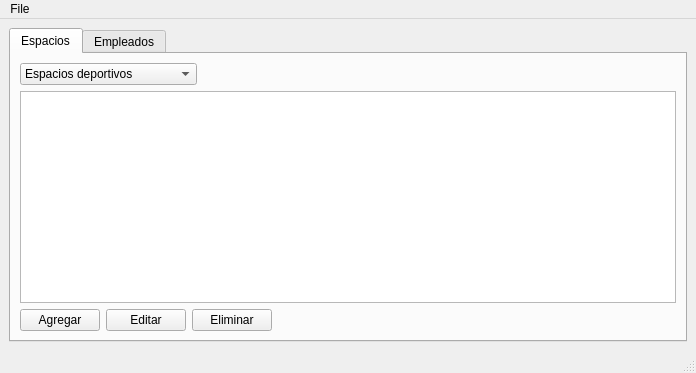
stsewd/polideportivo, file adminmainwindow.ui: the form before one commit.
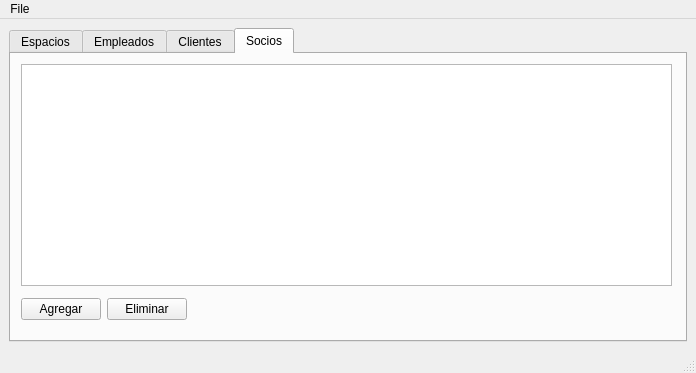
The form after the commit.

Commit message: Ventana administador

```diff
--- a/adminmainwindow.ui
+++ b/adminmainwindow.ui
@@ -18,7 +18,7 @@
     <item row="0" column="0">
      <widget class="QTabWidget" name="tabWidget">
       <property name="currentIndex">
-       <number>0</number>
+       <number>3</number>
       </property>
       <widget class="QWidget" name="tabEspacios">
        <attribute name="title">
@@ -36,13 +36,6 @@
               </property>
              </widget>
             </item>
-            <item>
-             <widget class="QPushButton" name="editarEspacioBtn">
-              <property name="text">
-               <string>Editar</string>
-              </property>
-             </widget>
-            </item>
             <item>
              <widget class="QPushButton" name="eliminarEspacioBtn">
               <property name="text">
@@ -155,6 +148,125 @@
         </item>
        </layout>
       </widget>
+      <widget class="QWidget" name="tabClientes">
+       <attribute name="title">
+        <string>Clientes</string>
+       </attribute>
+       <widget class="QWidget" name="layoutWidget">
+        <property name="geometry">
+         <rect>
+          <x>10</x>
+          <y>240</y>
+          <width>651</width>
+          <height>31</height>
+         </rect>
+        </property>
+        <layout class="QHBoxLayout" name="horizontalLayout_5">
+         <item>
+          <widget class="QPushButton" name="eliminarClienteBtn">
+           <property name="text">
+            <string>Eliminar</string>
+           </property>
+          </widget>
+         </item>
+         <item>
+          <spacer name="horizontalSpacer_4">
+           <property name="orientation">
+            <enum>Qt::Horizontal</enum>
+           </property>
+           <property name="sizeHint" stdset="0">
+            <size>
+             <width>40</width>
+             <height>20</height>
+            </size>
+           </property>
+          </spacer>
+         </item>
+        </layout>
+       </widget>
+       <widget class="QTableWidget" name="clientesTable">
+        <property name="geometry">
+         <rect>
+          <x>10</x>
+          <y>10</y>
+          <width>651</width>
+          <height>222</height>
+         </rect>
+        </property>
+        <property name="editTriggers">
+         <set>QAbstractItemView::NoEditTriggers</set>
+        </property>
+        <property name="selectionMode">
+         <enum>QAbstractItemView::SingleSelection</enum>
+        </property>
+        <property name="selectionBehavior">
+         <enum>QAbstractItemView::SelectRows</enum>
+        </property>
+       </widget>
+      </widget>
+      <widget class="QWidget" name="tabSocios">
+       <attribute name="title">
+        <string>Socios</string>
+       </attribute>
+       <widget class="QTableWidget" name="sociosTable">
+        <property name="geometry">
+         <rect>
+          <x>10</x>
+          <y>10</y>
+          <width>651</width>
+          <height>222</height>
+         </rect>
+        </property>
+        <property name="editTriggers">
+         <set>QAbstractItemView::NoEditTriggers</set>
+        </property>
+        <property name="selectionMode">
+         <enum>QAbstractItemView::SingleSelection</enum>
+        </property>
+        <property name="selectionBehavior">
+         <enum>QAbstractItemView::SelectRows</enum>
+        </property>
+       </widget>
+       <widget class="QWidget" name="layoutWidget_2">
+        <property name="geometry">
+         <rect>
+          <x>10</x>
+          <y>240</y>
+          <width>651</width>
+          <height>31</height>
+         </rect>
+        </property>
+        <layout class="QHBoxLayout" name="horizontalLayout_6">
+         <item>
+          <widget class="QPushButton" name="agregarSocioBtn">
+           <property name="text">
+            <string>Agregar</string>
+           </property>
+          </widget>
+         </item>
+         <item>
+          <widget class="QPushButton" name="eliminarSocioBtn">
+           <property name="text">
+            <string>Eliminar</string>
+           </property>
+          </widget>
+         </item>
+         <item>
+          <spacer name="horizontalSpacer_5">
+           <property name="orientation">
+            <enum>Qt::Horizontal</enum>
+           </property>
+           <property name="sizeHint" stdset="0">
+            <size>
+             <width>40</width>
+             <height>20</height>
+            </size>
+           </property>
+          </spacer>
+         </item>
+        </layout>
+       </widget>
+      </widget>
      </widget>
     </item>
    </layout>
```
Left out of the diff: 19 changed lines with no effect on the pictures. The commit also changes 2 other files.
